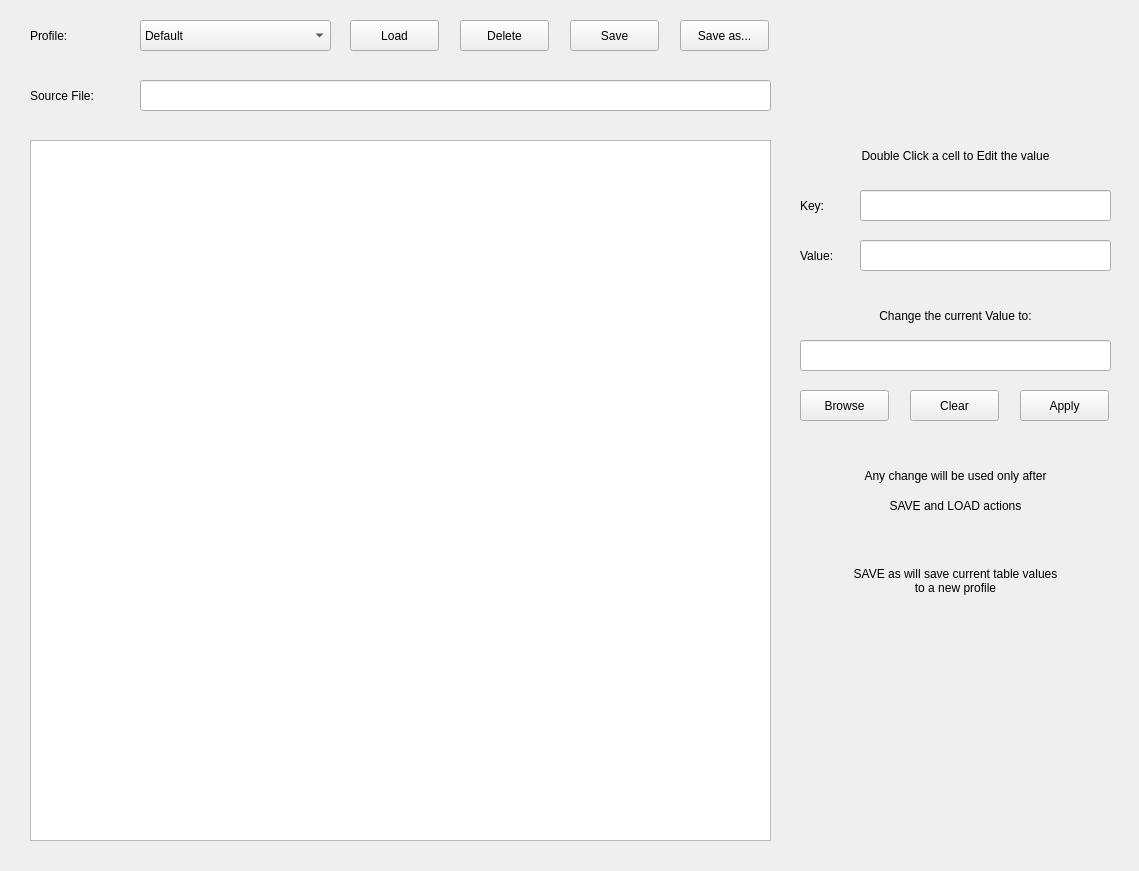
Above: python/utilities/skalab/Gui/skalab_profile.ui from ska-sci-ops/aavs-system before the change. Below: the same form after it.
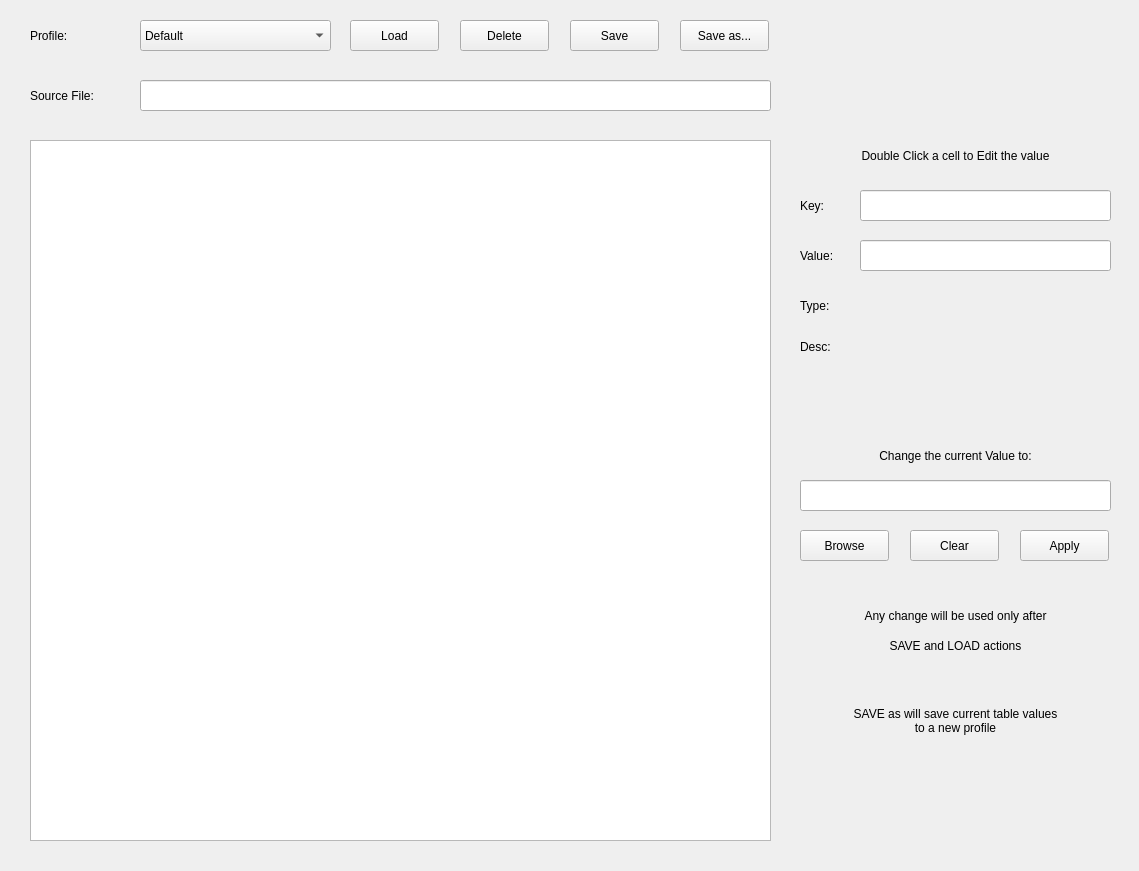
That is the form after the change.

Commit message: Base shows key type and desc

```diff
--- a/python/utilities/skalab/Gui/skalab_profile.ui
+++ b/python/utilities/skalab/Gui/skalab_profile.ui
@@ -243,7 +243,7 @@
    <property name="geometry">
     <rect>
      <x>800</x>
-     <y>300</y>
+     <y>440</y>
      <width>311</width>
      <height>31</height>
     </rect>
@@ -262,7 +262,7 @@
    <property name="geometry">
     <rect>
      <x>800</x>
-     <y>340</y>
+     <y>480</y>
      <width>311</width>
      <height>31</height>
     </rect>
@@ -278,7 +278,7 @@
    <property name="geometry">
     <rect>
      <x>800</x>
-     <y>390</y>
+     <y>530</y>
      <width>89</width>
      <height>31</height>
     </rect>
@@ -291,7 +291,7 @@
    <property name="geometry">
     <rect>
      <x>1020</x>
-     <y>390</y>
+     <y>530</y>
      <width>89</width>
      <height>31</height>
     </rect>
@@ -304,7 +304,7 @@
    <property name="geometry">
     <rect>
      <x>800</x>
-     <y>460</y>
+     <y>600</y>
      <width>311</width>
      <height>31</height>
     </rect>
@@ -323,7 +323,7 @@
    <property name="geometry">
     <rect>
      <x>800</x>
-     <y>490</y>
+     <y>630</y>
      <width>311</width>
      <height>31</height>
     </rect>
@@ -383,7 +383,7 @@
    <property name="geometry">
     <rect>
      <x>910</x>
-     <y>390</y>
+     <y>530</y>
      <width>89</width>
      <height>31</height>
     </rect>
@@ -396,7 +396,7 @@
    <property name="geometry">
     <rect>
      <x>800</x>
-     <y>550</y>
+     <y>690</y>
      <width>311</width>
      <height>61</height>
     </rect>
@@ -415,6 +415,94 @@
     <bool>true</bool>
    </property>
   </widget>
+  <widget class="QLabel" name="qlabel_desc">
+   <property name="geometry">
+    <rect>
+     <x>860</x>
+     <y>340</y>
+     <width>251</width>
+     <height>71</height>
+    </rect>
+   </property>
+   <property name="layoutDirection">
+    <enum>Qt::LeftToRight</enum>
+   </property>
+   <property name="text">
+    <string/>
+   </property>
+   <property name="textFormat">
+    <enum>Qt::AutoText</enum>
+   </property>
+   <property name="alignment">
+    <set>Qt::AlignLeading|Qt::AlignLeft|Qt::AlignTop</set>
+   </property>
+   <property name="wordWrap">
+    <bool>true</bool>
+   </property>
+  </widget>
+  <widget class="QLabel" name="qlabel_type">
+   <property name="geometry">
+    <rect>
+     <x>860</x>
+     <y>290</y>
+     <width>251</width>
+     <height>31</height>
+    </rect>
+   </property>
+   <property name="layoutDirection">
+    <enum>Qt::LeftToRight</enum>
+   </property>
+   <property name="text">
+    <string/>
+   </property>
+   <property name="alignment">
+    <set>Qt::AlignLeading|Qt::AlignLeft|Qt::AlignVCenter</set>
+   </property>
+  </widget>
+  <widget class="QLabel" name="qlabel_type_2">
+   <property name="geometry">
+    <rect>
+     <x>800</x>
+     <y>290</y>
+     <width>41</width>
+     <height>31</height>
+    </rect>
+   </property>
+   <property name="layoutDirection">
+    <enum>Qt::LeftToRight</enum>
+   </property>
+   <property name="text">
+    <string>Type: </string>
+   </property>
+   <property name="alignment">
+    <set>Qt::AlignLeading|Qt::AlignLeft|Qt::AlignVCenter</set>
+   </property>
+  </widget>
+  <widget class="QLabel" name="qlabel_desc_2">
+   <property name="geometry">
+    <rect>
+     <x>800</x>
+     <y>340</y>
+     <width>51</width>
+     <height>21</height>
+    </rect>
+   </property>
+   <property name="layoutDirection">
+    <enum>Qt::LeftToRight</enum>
+   </property>
+   <property name="text">
+    <string>Desc:</string>
+   </property>
+   <property name="textFormat">
+    <enum>Qt::AutoText</enum>
+   </property>
+   <property name="alignment">
+    <set>Qt::AlignLeading|Qt::AlignLeft|Qt::AlignTop</set>
+   </property>
+   <property name="wordWrap">
+    <bool>true</bool>
+   </property>
+  </widget>
   <zorder>qline_row</zorder>
   <zorder>qline_col</zorder>
   <zorder>qtable_conf</zorder>
```
Left out of the diff: 4 changed lines with no effect on the pictures. The commit also changes 1 other file.
